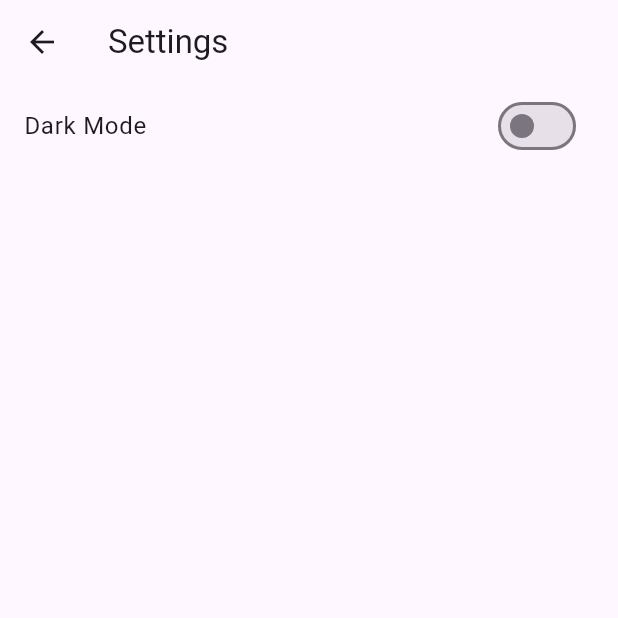
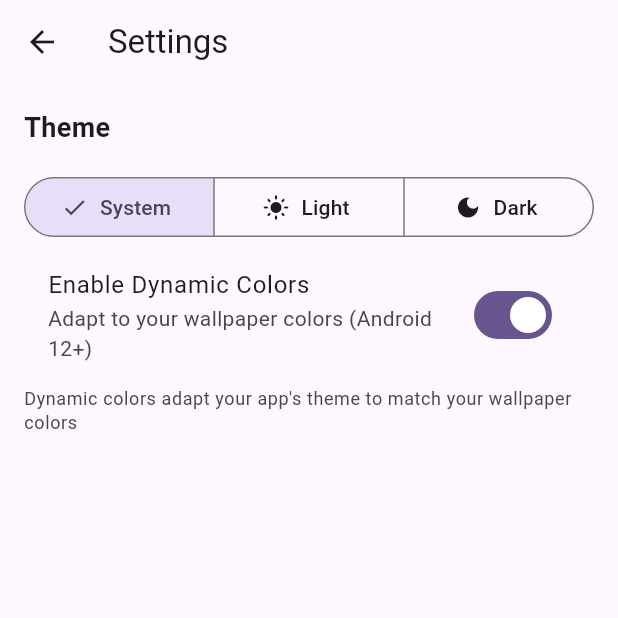
Before and after one commit to ronellsalunke/flutter_pokedex, a Flutter app: the screen it shows after launch, after a tap on the "settings" icon, on a phone screen of 412 x 824 dp, the top half of it. Run offline on Flutter 3.47's test engine with Material 3 defaults, Android fonts, the phone set to English and light mode, and no system bars; drawn by our look-alikes of dynamic_color; our stand-ins replace shared_preferences; network calls fail.

Commit message:
feat: use segmented button for theme switching and add dynamic colors (A12+)

```diff
--- a/lib/main.dart
+++ b/lib/main.dart
@@ -3,6 +3,7 @@ import 'package:flutter_dex/view/home_view.dart';
 import 'package:flutter_dex/viewmodel/home_viewmodel.dart';
 import 'package:flutter_dex/viewmodel/theme_viewmodel.dart';
 import 'package:provider/provider.dart';
+import 'package:dynamic_color/dynamic_color.dart';
 
 void main(List<String> args) {
   runApp(const MyApp());
@@ -16,6 +17,26 @@ class MyApp extends StatefulWidget {
 }
 
 class _MyAppState extends State<MyApp> {
+  ThemeData _buildTheme(Brightness brightness, bool dynamicColors, ColorScheme? dynamicColorScheme) {
+    ColorScheme colorScheme;
+
+    if (dynamicColors && dynamicColorScheme != null) {
+      // use M3 dynamic colors when available A12+
+      colorScheme = dynamicColorScheme;
+    } else {
+      // fallback to default color scheme
+      colorScheme = ColorScheme.fromSeed(
+        seedColor: Colors.deepPurple,
+        brightness: brightness,
+      );
+    }
+
+    return ThemeData(
+      colorScheme: colorScheme,
+      useMaterial3: true,
+    );
+  }
+
   @override
   Widget build(BuildContext context) {
     return MultiProvider(
@@ -25,19 +46,24 @@ class _MyAppState extends State<MyApp> {
       ],
       child: Consumer<ThemeViewModel>(
         builder: (context, themeViewModel, _) {
+          return DynamicColorBuilder(
+            builder: (ColorScheme? lightDynamic, ColorScheme? darkDynamic) {
               return MaterialApp(
                 debugShowCheckedModeBanner: false,
-            theme: ThemeData.light().copyWith(
-              colorScheme: ColorScheme.fromSeed(seedColor: Colors.deepPurple),
+                theme: _buildTheme(
+                  Brightness.light,
+                  themeViewModel.dynamicColors,
+                  lightDynamic,
                 ),
-            darkTheme: ThemeData.dark().copyWith(
-              colorScheme: ColorScheme.fromSeed(
-                seedColor: Colors.deepPurple,
-                brightness: Brightness.dark,
-              ),
+                darkTheme: _buildTheme(
+                  Brightness.dark,
+                  themeViewModel.dynamicColors,
+                  darkDynamic,
                 ),
                 themeMode: themeViewModel.currentTheme,
                 home: const HomeView(),
+              );
+            },
           );
         },
       ),
--- a/lib/view/settings_view.dart
+++ b/lib/view/settings_view.dart
@@ -13,16 +13,65 @@ class SettingsView extends StatelessWidget {
       appBar: AppBar(
         title: const Text("Settings"),
       ),
-      body: ListView(
-        children: [
-          SwitchListTile(
-            title: const Text("Dark Mode"),
-            value: themeViewModel.isDark,
-            onChanged: (value) {
-              themeViewModel.toggleTheme(value);
-            },
-          ),
-        ],
+      body: Padding(
+        padding: const EdgeInsets.all(16.0),
+        child: Column(
+          crossAxisAlignment: CrossAxisAlignment.start,
+          children: [
+            const Text(
+              "Theme",
+              style: TextStyle(
+                fontSize: 18,
+                fontWeight: FontWeight.w600,
+              ),
+            ),
+            const SizedBox(height: 16),
+            SizedBox(
+              width: double.maxFinite,
+              child: SegmentedButton<AppThemeMode>(
+                segments: const [
+                  ButtonSegment<AppThemeMode>(
+                    value: AppThemeMode.system,
+                    label: Text('System'),
+                    icon: Icon(Icons.brightness_auto),
+                  ),
+                  ButtonSegment<AppThemeMode>(
+                    value: AppThemeMode.light,
+                    label: Text('Light'),
+                    icon: Icon(Icons.light_mode),
+                  ),
+                  ButtonSegment<AppThemeMode>(
+                    value: AppThemeMode.dark,
+                    label: Text('Dark'),
+                    icon: Icon(Icons.dark_mode),
+                  ),
+                ],
+                selected: {themeViewModel.themeMode},
+                onSelectionChanged: (Set<AppThemeMode> selection) {
+                  if (selection.isNotEmpty) {
+                    themeViewModel.setThemeMode(selection.first);
+                  }
+                },
+              ),
+            ),
+            const SizedBox(height: 8),
+            SwitchListTile(
+              title: const Text("Enable Dynamic Colors"),
+              subtitle: const Text("Adapt to your wallpaper colors (Android 12+)"),
+              value: themeViewModel.dynamicColors,
+              onChanged: (value) {
+                themeViewModel.setDynamicColors(value);
+              },
+            ),
+            const SizedBox(height: 8),
+            Text(
+              "Dynamic colors adapt your app's theme to match your wallpaper colors",
+              style: Theme.of(context).textTheme.bodySmall?.copyWith(
+                color: Theme.of(context).colorScheme.onSurfaceVariant,
+              ),
+            ),
+          ],
+        ),
       ),
     );
   }
--- a/lib/viewmodel/theme_viewmodel.dart
+++ b/lib/viewmodel/theme_viewmodel.dart
@@ -1,28 +1,65 @@
 import 'package:flutter/material.dart';
 import 'package:shared_preferences/shared_preferences.dart';
 
+enum AppThemeMode { system, light, dark }
+
 class ThemeViewModel with ChangeNotifier {
-  static const _themeKey = "isDarkMode";
+  static const _themeKey = "themeMode";
+  static const _dynamicColorsKey = "dynamicColors";
 
-  bool _isDark = false;
-  bool get isDark => _isDark;
+  AppThemeMode _themeMode = AppThemeMode.system;
 
-  ThemeMode get currentTheme => _isDark ? ThemeMode.dark : ThemeMode.light;
+  AppThemeMode get themeMode => _themeMode;
+
+  bool _dynamicColors = true;
+
+  bool get dynamicColors => _dynamicColors;
+
+  ThemeMode get currentTheme {
+    switch (_themeMode) {
+      case AppThemeMode.light:
+        return ThemeMode.light;
+      case AppThemeMode.dark:
+        return ThemeMode.dark;
+      case AppThemeMode.system:
+        return ThemeMode.system;
+    }
+  }
+
+  String get themeModeName {
+    switch (_themeMode) {
+      case AppThemeMode.system:
+        return 'System';
+      case AppThemeMode.light:
+        return 'Light';
+      case AppThemeMode.dark:
+        return 'Dark';
+    }
+  }
 
   ThemeViewModel() {
     _loadTheme();
   }
 
-  Future<void> toggleTheme(bool value) async {
-    _isDark = value;
+  Future<void> setThemeMode(AppThemeMode mode) async {
+    _themeMode = mode;
     notifyListeners();
     final prefs = await SharedPreferences.getInstance();
-    await prefs.setBool(_themeKey, _isDark);
+    await prefs.setInt(_themeKey, mode.index);
+  }
+
+  Future<void> setDynamicColors(bool enabled) async {
+    _dynamicColors = enabled;
+    notifyListeners();
+    final prefs = await SharedPreferences.getInstance();
+    await prefs.setBool(_dynamicColorsKey, enabled);
   }
 
   Future<void> _loadTheme() async {
     final prefs = await SharedPreferences.getInstance();
-    _isDark = prefs.getBool(_themeKey) ?? false;
+    final themeIndex = prefs.getInt(_themeKey) ?? 0;
+    _themeMode = AppThemeMode.values[themeIndex];
+    _dynamicColors = prefs.getBool(_dynamicColorsKey) ?? true;
     notifyListeners();
   }
 }
--- a/pubspec.yaml
+++ b/pubspec.yaml
@@ -15,6 +15,7 @@ dependencies:
   http: ^1.3.0
   provider: ^6.1.4
   shared_preferences: ^2.5.3
+  dynamic_color: ^1.7.0
 
 dev_dependencies:
   flutter_test:
```
Lines whose indentation alone changed are shown as unchanged.
